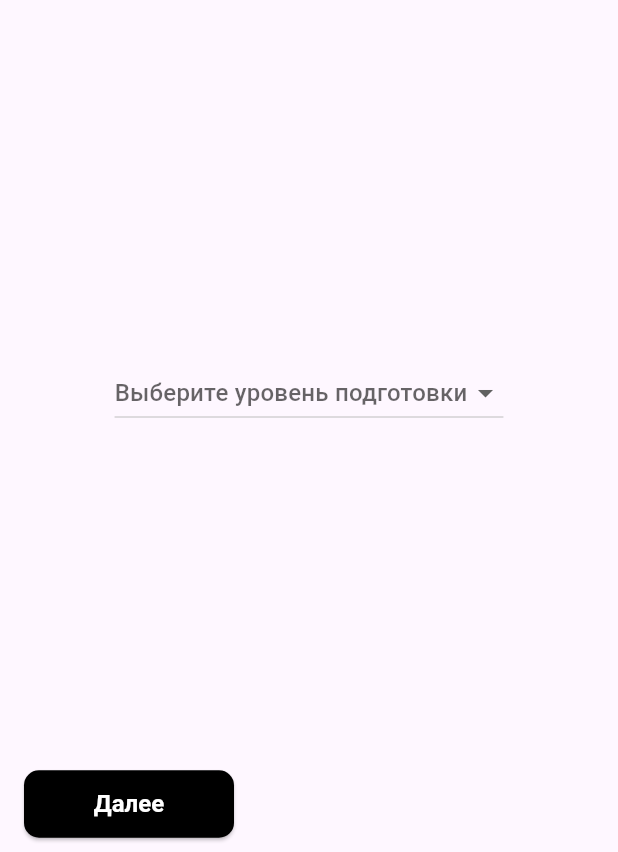
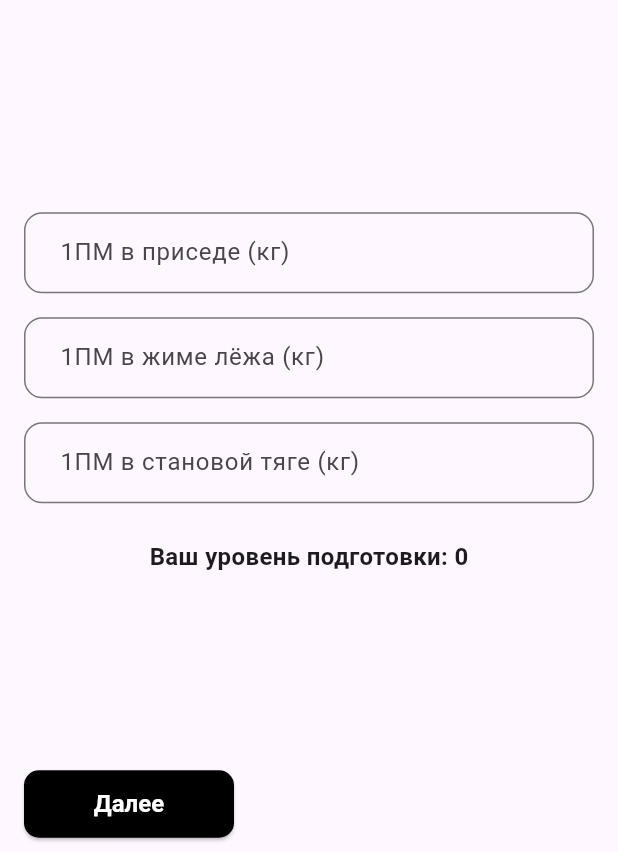
Before and after one commit to lon2graf/OnlyTestosteroneApp, a Flutter app: the RegistrationScreen screen opened by its route, swiped to page 3, on a phone screen of 412 x 824 dp, the part 384-1236 px from its top. Run offline on Flutter 3.47's test engine with Material 3 defaults, Android fonts, the phone set to English and light mode, and no system bars; our stand-ins replace flutter_dotenv, flutter_svg, go_router, supabase_flutter; accounts and stored records are empty.

Commit message:
мелкие правки, добавил рассчет уровня подготовки при регистрации

```diff
--- a/lib/screens/register_screen.dart
+++ b/lib/screens/register_screen.dart
@@ -19,9 +19,11 @@ class _RegistrationScreenState extends State<RegistrationScreen> {
   final _confirmPasswordController = TextEditingController();
   final _nameController = TextEditingController();
   final _weightController = TextEditingController();
-
-  String? _selectedLevel;
-  String? _selectedGender;
+  final TextEditingController _squatController = TextEditingController();
+  final TextEditingController _benchController = TextEditingController();
+  final TextEditingController _deadliftController = TextEditingController();
+  int _calculatedLevel = 0;
+  String _selectedGender = 'М';
 
   @override
   void dispose() {
@@ -41,20 +43,14 @@ class _RegistrationScreenState extends State<RegistrationScreen> {
       body: SafeArea(
         child: Column(
           children: [
-            SvgPicture.asset(
-              'assets/logo.svg',
-              height: 200,
-            ),
+            SvgPicture.asset('assets/logo.svg', height: 200),
             const SizedBox(height: 20),
             Expanded(
               child: PageView(
                 controller: _pageController,
-                physics: const NeverScrollableScrollPhysics(), // отключаем свайпы вручную
-                children: [
-                  _buildStep1(),
-                  _buildStep2(),
-                  _buildStep3(),
-                ],
+                physics:
+                    const NeverScrollableScrollPhysics(), // отключаем свайпы вручную
+                children: [_buildStep1(), _buildStep2(), _buildStep3()],
               ),
             ),
           ],
@@ -119,21 +115,23 @@ class _RegistrationScreenState extends State<RegistrationScreen> {
             mainAxisAlignment: MainAxisAlignment.center,
             children: [
               ChoiceChip(
-                label: const Text('Мужской'),
-                selected: _selectedGender == 'Мужской',
+                label: const Text('М'),
+                selected: _selectedGender == 'М',
                 onSelected: (selected) {
                   setState(() {
-                    _selectedGender = 'Мужской';
+                    print(_selectedGender);
+                    _selectedGender = 'М';
                   });
                 },
               ),
               const SizedBox(width: 10),
               ChoiceChip(
-                label: const Text('Женский'),
-                selected: _selectedGender == 'Женский',
+                label: const Text('Ж'),
+                selected: _selectedGender == 'Ж',
                 onSelected: (selected) {
                   setState(() {
-                    _selectedGender = 'Женский';
+                    print(_selectedGender);
+                    _selectedGender = 'Ж';
                   });
                 },
               ),
@@ -150,22 +148,32 @@ class _RegistrationScreenState extends State<RegistrationScreen> {
       child: Column(
         mainAxisAlignment: MainAxisAlignment.center,
         children: [
-          DropdownButton<String>(
-            value: _selectedLevel,
-            hint: const Text("Выберите уровень подготовки"),
-            onChanged: (value) {
-              setState(() {
-                _selectedLevel = value;
-              });
-            },
-            items: ["Новичок", "Средний", "Продвинутый"]
-                .map(
-                  (level) => DropdownMenuItem(
-                value: level,
-                child: Text(level),
-              ),
-            )
-                .toList(),
+          CustomTextField(
+            hintText: '1ПМ в приседе (кг)',
+            controller: _squatController,
+            keyboardType: TextInputType.number,
+            onChanged: (_) => _updateTrainingLevel(),
+          ),
+          const SizedBox(height: 16),
+          CustomTextField(
+            hintText: '1ПМ в жиме лёжа (кг)',
+            controller: _benchController,
+            keyboardType: TextInputType.number,
+            onChanged: (_) => _updateTrainingLevel(),
+          ),
+          const SizedBox(height: 16),
+          CustomTextField(
+            hintText: '1ПМ в становой тяге (кг)',
+            controller: _deadliftController,
+            keyboardType: TextInputType.number,
+            onChanged: (_) => _updateTrainingLevel(),
+          ),
+          const SizedBox(height: 24),
+          Text(
+            _calculatedLevel != null
+                ? "Ваш уровень подготовки: $_calculatedLevel"
+                : "Введите данные, чтобы определить уровень подготовки",
+            style: const TextStyle(fontSize: 16, fontWeight: FontWeight.w600),
           ),
         ],
       ),
@@ -251,11 +259,10 @@ class _RegistrationScreenState extends State<RegistrationScreen> {
         _showError("Пароли не совпадают.");
         return false;
       }
-      if (await UserServices.isLoginTaker(_loginController.text)){
+      if (await UserServices.isLoginTaker(_loginController.text)) {
         _showError("Такой логин уже занят");
         return false;
       }
-
     } else if (_currentStep == 1) {
       if (_nameController.text.isEmpty || _weightController.text.isEmpty) {
         _showError("Пожалуйста, введите имя и вес.");
@@ -270,8 +277,8 @@ class _RegistrationScreenState extends State<RegistrationScreen> {
         return false;
       }
     } else if (_currentStep == 2) {
-      if (_selectedLevel == null) {
-        _showError("Пожалуйста, выберите уровень подготовки.");
+      if (_calculatedLevel == null) {
+        _showError("Пожалуйста, заполните все поля.");
         return false;
       }
     }
@@ -279,9 +286,28 @@ class _RegistrationScreenState extends State<RegistrationScreen> {
   }
 
   void _showError(String message) {
-    ScaffoldMessenger.of(context).showSnackBar(
-      SnackBar(content: Text(message)),
+    ScaffoldMessenger.of(
+      context,
+    ).showSnackBar(SnackBar(content: Text(message)));
+  }
+
+  void _updateTrainingLevel() {
+    final weight = double.tryParse(_weightController.text) ?? 0;
+    final squatMax = double.tryParse(_squatController.text) ?? 0;
+    final benchPressMax = double.tryParse(_benchController.text) ?? 0;
+    final deadliftMax = double.tryParse(_deadliftController.text) ?? 0;
+
+    final level = UserServices.determineTrainingLevel(
+      gender: _selectedGender,
+      weight: weight,
+      squatMax: squatMax,
+      benchPressMax: benchPressMax,
+      deadliftMax: deadliftMax,
     );
+
+    setState(() {
+      _calculatedLevel = level;
+    });
   }
 
   void _completeRegistration() {
@@ -290,9 +316,9 @@ class _RegistrationScreenState extends State<RegistrationScreen> {
     print("Логин: ${_loginController.text}");
     print("Имя: ${_nameController.text}");
     print("Вес: ${_weightController.text}");
-    print("Уровень: $_selectedLevel");
-
+    print("Уровень: $_calculatedLevel");
+    print("Пол: $_selectedGender");
     // Переход на экран успеха или главную страницу, например
-    Navigator.of(context).pushReplacementNamed('/success');
+    //Navigator.of(context).pushReplacementNamed('/success');
   }
 }
--- a/lib/services/user_services.dart
+++ b/lib/services/user_services.dart
@@ -109,13 +109,13 @@ class UserServices {
   }
 
   static int determineTrainingLevel({
-    required String gender,
+    required String? gender,
     required double weight,
     required double squatMax,
     required double benchPressMax,
     required double deadliftMax,
   }) {
-    if (gender == 'м') {
+    if (gender == 'М') {
       if ((squatMax >= 0.5 * weight && squatMax <= 1 * weight) ||
           (benchPressMax >= 0.4 * weight && benchPressMax <= 0.7 * weight) ||
           (deadliftMax >= 0.5 * weight && deadliftMax <= 1 * weight)) {
@@ -129,7 +129,7 @@ class UserServices {
           (deadliftMax >= 1.5 * weight)) {
         return 2; // Продвинутый
       }
-    } else if (gender == 'ж') {
+    } else if (gender == 'Ж') {
       if ((squatMax >= 0.4 * weight && squatMax <= 0.8 * weight) ||
           (benchPressMax >= 0.3 * weight && benchPressMax <= 0.6 * weight) ||
           (deadliftMax >= 0.4 * weight && deadliftMax <= 0.8 * weight)) {
--- a/lib/widgets/custom_text_field.dart
+++ b/lib/widgets/custom_text_field.dart
@@ -5,6 +5,7 @@ class CustomTextField extends StatelessWidget {
   final TextEditingController controller;
   final bool obscureText;
   final TextInputType keyboardType;
+  final void Function(String)? onChanged;
 
   const CustomTextField({
     super.key,
@@ -12,6 +13,7 @@ class CustomTextField extends StatelessWidget {
     required this.controller,
     this.obscureText = false,
     this.keyboardType = TextInputType.text,
+    this.onChanged,
   });
 
   @override
@@ -20,6 +22,7 @@ class CustomTextField extends StatelessWidget {
       controller: controller,
       obscureText: obscureText,
       keyboardType: keyboardType,
+      onChanged: onChanged,
       decoration: InputDecoration(
         hintText: hintText,
         border: OutlineInputBorder(
```
